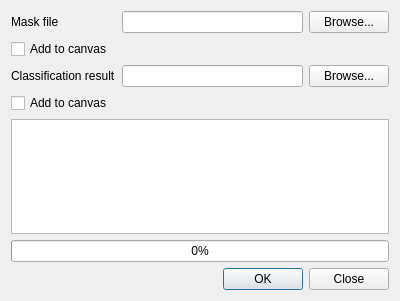
Above: umdclassificationdialogbase.ui from nextgis/UMD_GLAD before the change. Below: the same form after it.
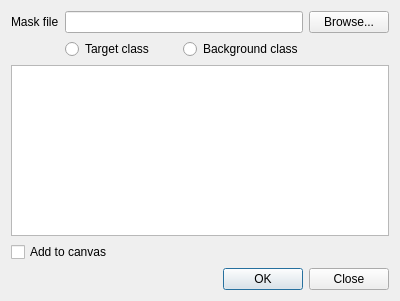
That is the form after the change.

Commit message: don't create mask add mask class selection use hardcoded output filename

The edit to the form file:
```diff
--- a/umdclassificationdialogbase.ui
+++ b/umdclassificationdialogbase.ui
@@ -14,7 +14,48 @@
    <string>Classification</string>
   </property>
   <layout class="QGridLayout" name="gridLayout">
-   <item row="6" column="0" colspan="3">
+   <item row="0" column="0">
+    <widget class="QLabel" name="label">
+     <property name="text">
+      <string>Mask file</string>
+     </property>
+    </widget>
+   </item>
+   <item row="0" column="1">
+    <widget class="QLineEdit" name="leMaskFile"/>
+   </item>
+   <item row="0" column="2">
+    <widget class="QPushButton" name="btnSelectMask">
+     <property name="text">
+      <string>Browse...</string>
+     </property>
+    </widget>
+   </item>
+   <item row="1" column="1">
+    <layout class="QHBoxLayout" name="horizontalLayout">
+     <item>
+      <widget class="QRadioButton" name="rbTarget">
+       <property name="text">
+        <string>Target class</string>
+       </property>
+       <attribute name="buttonGroup">
+        <string notr="true">buttonGroup</string>
+       </attribute>
+      </widget>
+     </item>
+     <item>
+      <widget class="QRadioButton" name="rbBackground">
+       <property name="text">
+        <string>Background class</string>
+       </property>
+       <attribute name="buttonGroup">
+        <string notr="true">buttonGroup</string>
+       </attribute>
+      </widget>
+     </item>
+    </layout>
+   </item>
+   <item row="2" column="0" colspan="3">
     <widget class="QPlainTextEdit" name="edLog">
      <property name="undoRedoEnabled">
       <bool>false</bool>
@@ -27,41 +68,14 @@
      </property>
     </widget>
    </item>
-   <item row="4" column="0">
-    <widget class="QLabel" name="label_2">
+   <item row="3" column="0" colspan="3">
+    <widget class="QCheckBox" name="chkAddOutput">
      <property name="text">
-      <string>Classification result</string>
+      <string>Add to canvas</string>
      </property>
     </widget>
    </item>
-   <item row="4" column="1">
-    <widget class="QLineEdit" name="leOutputFile"/>
-   </item>
-   <item row="2" column="2">
-    <widget class="QPushButton" name="btnSelectMask">
-     <property name="text">
-      <string>Browse...</string>
-     </property>
-    </widget>
-   </item>
-   <item row="2" column="1">
-    <widget class="QLineEdit" name="leMaskFile"/>
-   </item>
-   <item row="2" column="0">
-    <widget class="QLabel" name="label">
-     <property name="text">
-      <string>Mask file</string>
-     </property>
-    </widget>
-   </item>
-   <item row="7" column="0" colspan="3">
-    <widget class="QProgressBar" name="progressBar">
-     <property name="value">
-      <number>0</number>
-     </property>
-    </widget>
-   </item>
-   <item row="8" column="0" colspan="3">
+   <item row="4" column="0" colspan="3">
     <widget class="QDialogButtonBox" name="buttonBox">
      <property name="orientation">
       <enum>Qt::Horizontal</enum>
@@ -71,27 +85,6 @@
      </property>
     </widget>
    </item>
-   <item row="3" column="0" colspan="2">
-    <widget class="QCheckBox" name="chkAddMask">
-     <property name="text">
-      <string>Add to canvas</string>
-     </property>
-    </widget>
-   </item>
-   <item row="5" column="0" colspan="3">
-    <widget class="QCheckBox" name="chkAddOutput">
-     <property name="text">
-      <string>Add to canvas</string>
-     </property>
-    </widget>
-   </item>
-   <item row="4" column="2">
-    <widget class="QPushButton" name="btnSelectOutput">
-     <property name="text">
-      <string>Browse...</string>
-     </property>
-    </widget>
-   </item>
   </layout>
  </widget>
  <resources/>
```
Left out of the diff: 3 changed lines with no effect on the pictures. The commit also changes 2 other files.
